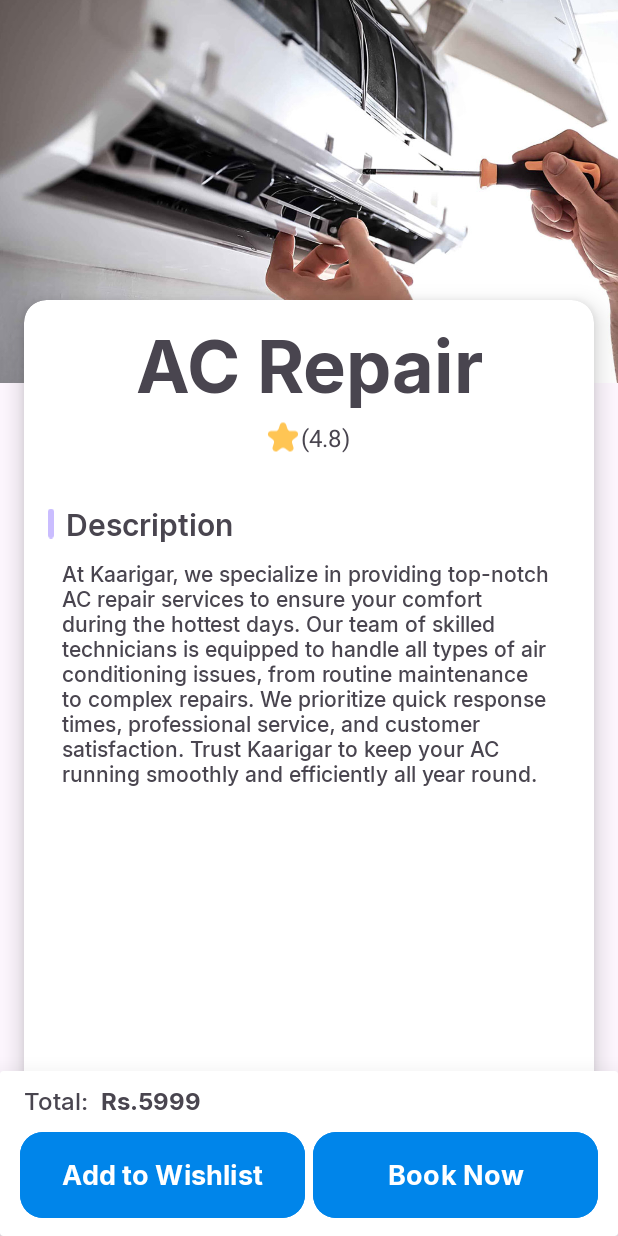
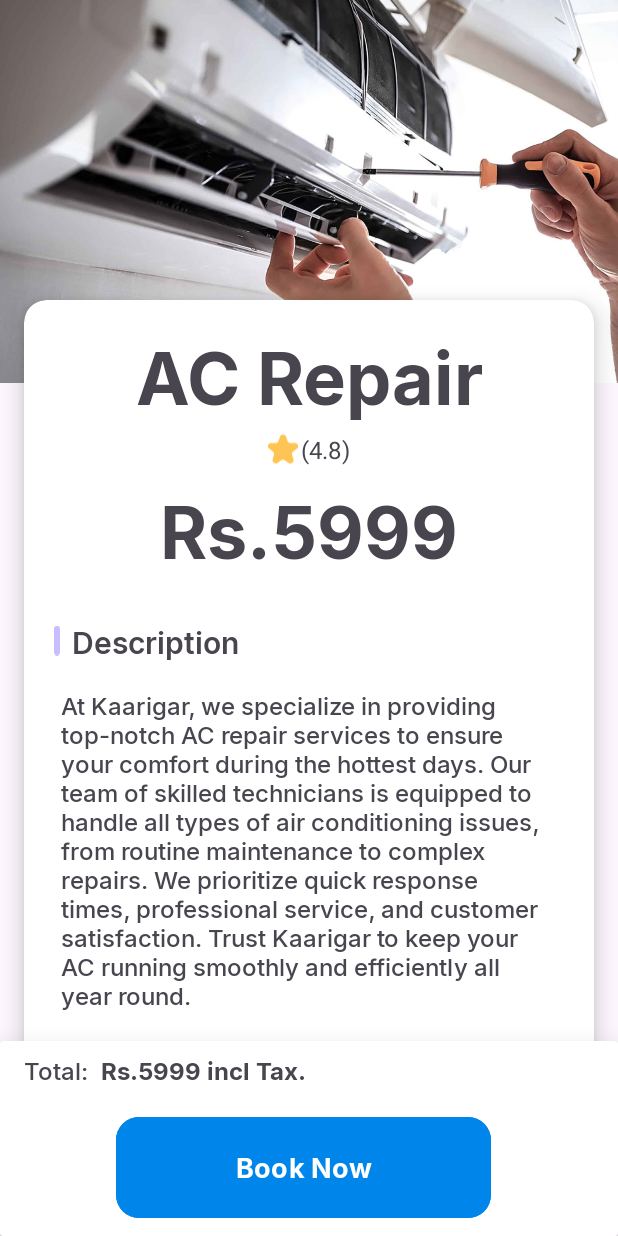
Before and after one commit to Mutashim99/Kaarigar-Android-App, an Android app: the AcDetails1 screen opened directly, with no data from a screen before it, on a phone screen of 412 x 824 dp. Run offline under Robolectric (Android 15) with nearby library versions, the phone set to English and light mode, and no system bars.

Commit message:
Update activity_ac_details1.xml

```diff
--- a/app/src/main/res/layout/activity_ac_details1.xml
+++ b/app/src/main/res/layout/activity_ac_details1.xml
@@ -42,15 +42,38 @@
                 android:layout_width="329dp"
                 android:layout_height="wrap_content"
                 android:layout_marginStart="26dp"
-                android:layout_marginTop="8dp"
+                android:layout_marginTop="16dp"
                 android:layout_marginEnd="26dp"
                 android:fontFamily="@font/inter_medium"
                 android:text="At Kaarigar, we specialize in providing top-notch AC repair services to ensure your comfort during the hottest days. Our team of skilled technicians is equipped to handle all types of air conditioning issues, from routine maintenance to complex repairs. We prioritize quick response times, professional service, and customer satisfaction. Trust Kaarigar to keep your AC running smoothly and efficiently all year round."
                 android:textAlignment="textStart"
-                android:textSize="14sp"
+                android:textSize="16sp"
                 app:layout_constraintEnd_toEndOf="parent"
+                app:layout_constraintHorizontal_bias="1.0"
                 app:layout_constraintStart_toStartOf="parent"
                 app:layout_constraintTop_toBottomOf="@+id/textView33" />
+
+            <TextView
+                android:id="@+id/textView33"
+                android:layout_width="wrap_content"
+                android:layout_height="wrap_content"
+                android:layout_marginStart="8dp"
+                android:layout_marginTop="24dp"
+                android:fontFamily="@font/inter_semibold"
+                android:text="Description"
+                android:textSize="20sp"
+                app:layout_constraintStart_toEndOf="@+id/imageView20"
+                app:layout_constraintTop_toBottomOf="@+id/textView36" />
+
+            <ImageView
+                android:id="@+id/imageView20"
+                android:layout_width="wrap_content"
+                android:layout_height="30dp"
+                android:layout_marginStart="20dp"
+                android:layout_marginTop="212dp"
+                app:layout_constraintStart_toStartOf="parent"
+                app:layout_constraintTop_toTopOf="parent"
+                app:srcCompat="@drawable/sidedandi" />
 
             <ImageView
                 android:id="@+id/imageView19"
@@ -75,38 +98,28 @@
                 app:layout_constraintTop_toBottomOf="@+id/textView34" />
 
             <TextView
-                android:id="@+id/textView33"
-                android:layout_width="wrap_content"
-                android:layout_height="wrap_content"
-                android:layout_marginStart="8dp"
-                android:layout_marginTop="56dp"
-                android:fontFamily="@font/inter_semibold"
-                android:text="Description"
-                android:textSize="20sp"
-                app:layout_constraintStart_toEndOf="@+id/imageView20"
-                app:layout_constraintTop_toBottomOf="@+id/textView34" />
-
-            <ImageView
-                android:id="@+id/imageView20"
-                android:layout_width="wrap_content"
-                android:layout_height="30dp"
-                android:layout_marginStart="16dp"
-                android:layout_marginTop="134dp"
-                app:layout_constraintStart_toStartOf="parent"
-                app:layout_constraintTop_toTopOf="parent"
-                app:srcCompat="@drawable/sidedandi" />
-
-            <TextView
                 android:id="@+id/textView34"
                 android:layout_width="wrap_content"
                 android:layout_height="wrap_content"
-                android:layout_marginTop="8dp"
+                android:layout_marginTop="16dp"
                 android:fontFamily="@font/inter_bold"
                 android:text="AC Repair"
                 android:textSize="48sp"
                 app:layout_constraintEnd_toEndOf="parent"
                 app:layout_constraintStart_toStartOf="parent"
                 app:layout_constraintTop_toTopOf="parent" />
+
+            <TextView
+                android:id="@+id/textView36"
+                android:layout_width="wrap_content"
+                android:layout_height="wrap_content"
+                android:layout_marginTop="6dp"
+                android:fontFamily="@font/inter_bold"
+                android:text="Rs.5999"
+                android:textSize="48sp"
+                app:layout_constraintEnd_toEndOf="parent"
+                app:layout_constraintStart_toStartOf="parent"
+                app:layout_constraintTop_toBottomOf="@+id/imageView19" />
 
 
         </androidx.constraintlayout.widget.ConstraintLayout>
@@ -116,7 +129,7 @@
     <androidx.cardview.widget.CardView
         android:id="@+id/frontcard"
         android:layout_width="match_parent"
-        android:layout_height="110dp"
+        android:layout_height="130dp"
         android:background="@drawable/whitebutton"
         app:cardElevation="25dp"
         app:layout_constraintBottom_toBottomOf="parent">
@@ -126,25 +139,9 @@
             android:layout_height="match_parent">
 
             <Button
-                android:id="@+id/addwish"
-                android:layout_width="190dp"
-                android:layout_height="65dp"
-                android:layout_marginStart="8dp"
-                android:layout_marginBottom="8dp"
-                android:backgroundTint="@color/maintheme"
-                android:fontFamily="@font/inter_bold"
-                android:text="Add to Wishlist"
-                android:textSize="18sp"
-                app:cornerRadius="15dp"
-                app:layout_constraintBottom_toBottomOf="parent"
-                app:layout_constraintEnd_toStartOf="@+id/booknow"
-                app:layout_constraintHorizontal_bias="0.5"
-                app:layout_constraintStart_toStartOf="parent" />
-
-            <Button
                 android:id="@+id/booknow"
-                android:layout_width="190dp"
-                android:layout_height="65dp"
+                android:layout_width="250dp"
+                android:layout_height="75dp"
                 android:layout_marginEnd="8dp"
                 android:layout_marginBottom="8dp"
                 android:backgroundTint="@color/maintheme"
@@ -154,8 +151,7 @@
                 app:cornerRadius="15dp"
                 app:layout_constraintBottom_toBottomOf="parent"
                 app:layout_constraintEnd_toEndOf="parent"
-                app:layout_constraintHorizontal_bias="0.5"
-                app:layout_constraintStart_toEndOf="@+id/addwish" />
+                app:layout_constraintStart_toStartOf="parent" />
 
             <TextView
                 android:id="@+id/textView30"
@@ -164,7 +160,7 @@
                 android:layout_marginStart="8dp"
                 android:layout_marginTop="8dp"
                 android:fontFamily="@font/inter_bold"
-                android:text="Rs.5999"
+                android:text="Rs.5999 incl Tax."
                 android:textSize="16sp"
                 app:layout_constraintStart_toEndOf="@+id/textView35"
                 app:layout_constraintTop_toTopOf="parent" />
```
